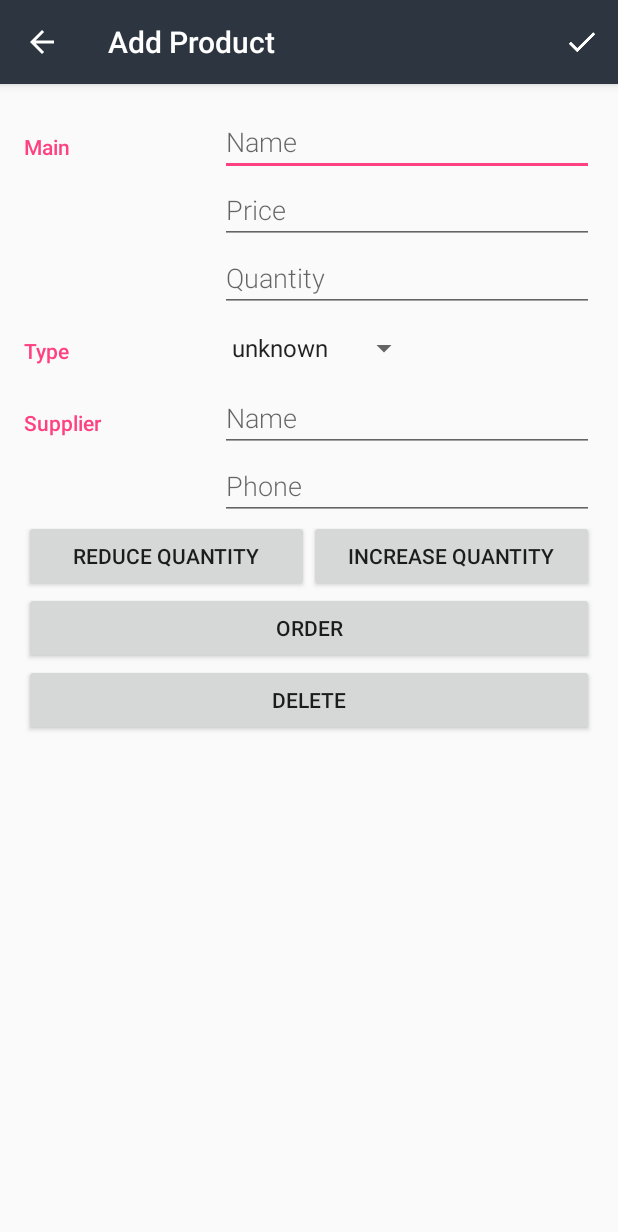
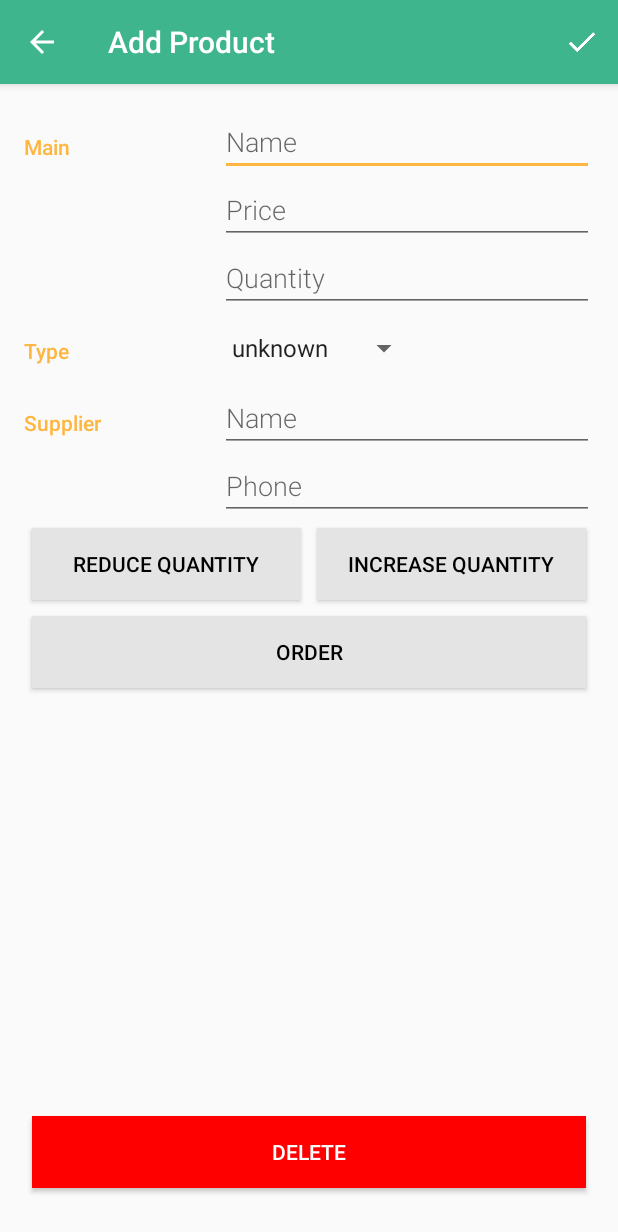
Before and after one commit to sabyx/BookStore, an Android app: the EditorActivity screen opened directly, with no data from a screen before it, on a phone screen of 412 x 824 dp. Shown: the top 1232 px of the screen. Run offline under Robolectric (Android 15) with nearby library versions, the phone set to English and light mode, and no system bars.

Commit message:
adjusts styles

```diff
--- a/app/src/main/res/layout/activity_editor.xml
+++ b/app/src/main/res/layout/activity_editor.xml
@@ -112,7 +112,7 @@
             <Button
                 android:id="@+id/quantity_minus"
                 android:text="@string/reduce_quantity"
-                style="DefaultEditorButton"
+                style="@style/DefaultEditorButton"
                 android:layout_width="0dp"
                 android:layout_height="wrap_content"
                 android:layout_weight="1" />
@@ -120,7 +120,7 @@
             <Button
                 android:id="@+id/quantity_plus"
                 android:text="@string/increase_quantity"
-                style="DefaultEditorButton"
+                style="@style/DefaultEditorButton"
                 android:layout_width="0dp"
                 android:layout_height="wrap_content"
                 android:layout_weight="1" />
@@ -129,16 +129,22 @@
         <Button
             android:id="@+id/order"
             android:text="@string/order_product"
-            style="DefaultEditorButton"
+            style="@style/DefaultEditorButton"
             android:layout_width="match_parent"
             android:layout_height="wrap_content" />
 
-        <Button
-            android:id="@+id/delete"
-            android:text="@string/delete_product"
-            style="DeleteEditorButton"
-            android:layout_width="match_parent"
-            android:layout_gravity="end"
-            android:layout_height="wrap_content" />
+        <LinearLayout
+                android:layout_width="match_parent"
+                android:layout_weight="1"
+                android:layout_height="0dp">
+
+            <Button
+                android:id="@+id/delete"
+                android:text="@string/delete_product"
+                style="@style/DeleteEditorButton"
+                android:layout_width="match_parent"
+                android:layout_gravity="bottom"
+                android:layout_height="wrap_content" />
+        </LinearLayout>
     </LinearLayout>
 </LinearLayout>
--- a/app/src/main/res/values/colors.xml
+++ b/app/src/main/res/values/colors.xml
@@ -1,11 +1,11 @@
 <?xml version="1.0" encoding="utf-8"?>
 <resources>
-    <color name="colorPrimary">#3F51B5</color>
-    <color name="colorPrimaryDark">#303F9F</color>
-    <color name="colorAccent">#FF4081</color>
+    <color name="colorPrimary">#3fa3b5</color>
+    <color name="colorPrimaryDark">#30949f</color>
+    <color name="colorAccent">#ffb640</color>
 
-    <color name="editorColorPrimary">#2D3640</color>
-    <color name="editorColorPrimaryDark">#394450</color>
+    <color name="editorColorPrimary">#3fb58e</color>
+    <color name="editorColorPrimaryDark">#309f69</color>
 
     <color name="buttonBackground">#e4e4e4</color>
     <color name="buttonText">#000000</color>
--- a/app/src/main/res/values/dimens.xml
+++ b/app/src/main/res/values/dimens.xml
@@ -2,4 +2,5 @@
 <resources>
     <dimen name="fab_margin">16dp</dimen>
     <dimen name="activity_margin">16dp</dimen>
+    <dimen name="button_margin">5dp</dimen>
 </resources>
--- a/app/src/main/res/values/styles.xml
+++ b/app/src/main/res/values/styles.xml
@@ -40,12 +40,12 @@
     <style name="DefaultEditorButton">
         <item name="android:background">@color/buttonBackground</item>
         <item name="android:textColor">@color/buttonText</item>
-        <item name="android:padding">@dimen/activity_margin</item>
+        <item name="android:layout_margin">@dimen/button_margin</item>
     </style>
 
     <style name="DeleteEditorButton">
         <item name="android:background">@color/deleteButton</item>
         <item name="android:textColor">@color/deleteButtonText</item>
-        <item name="android:padding">@dimen/activity_margin</item>
+        <item name="android:layout_margin">@dimen/button_margin</item>
     </style>
 </resources>
```
